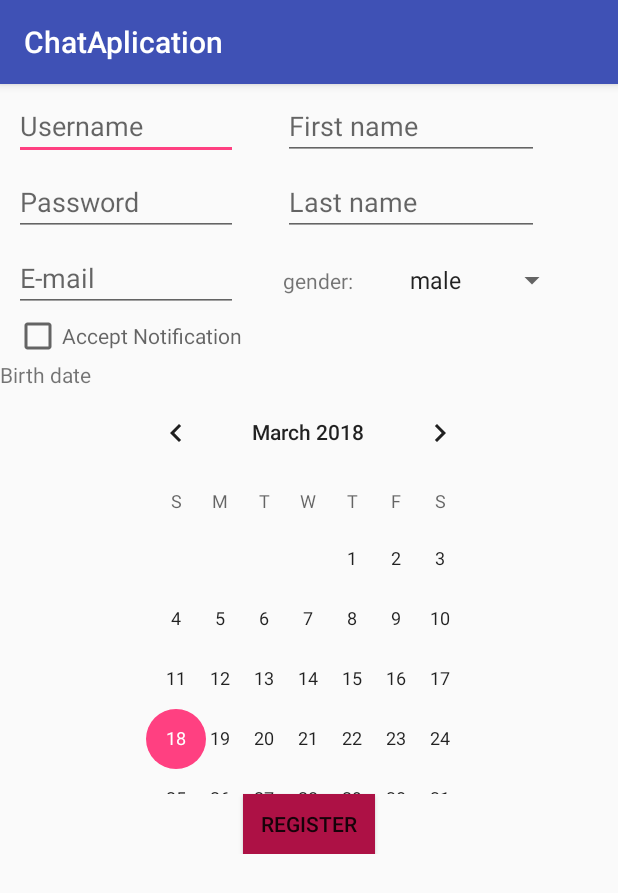
After one commit to bojan211/Android-prvi_test, an Android app: the RegisterActivity screen opened directly, with no data from a screen before it, on a phone screen of 412 x 824 dp. The commit adds this screen. Shown: the top 893 px of the screen. Run offline under Robolectric (Android 15) with nearby library versions, the phone set to English and light mode, and no system bars.

Commit message:
skoro gotovo

```diff
--- a/vezba1/app/src/main/AndroidManifest.xml
+++ b/vezba1/app/src/main/AndroidManifest.xml
@@ -16,6 +16,9 @@
                 <category android:name="android.intent.category.LAUNCHER" />
             </intent-filter>
         </activity>
+        <activity android:name=".RegisterActivity" />
+        <activity android:name=".ContactsActivity" />
+        <activity android:name=".MessageActivity"></activity>
     </application>
 
 </manifest>
--- /dev/null
+++ b/vezba1/app/src/main/java/bojan/strbac/chataplication/RegisterActivity.java
@@ -0,0 +1,13 @@
+package bojan.strbac.chataplication;
+
+import android.support.v7.app.AppCompatActivity;
+import android.os.Bundle;
+
+public class RegisterActivity extends AppCompatActivity {
+
+    @Override
+    protected void onCreate(Bundle savedInstanceState) {
+        super.onCreate(savedInstanceState);
+        setContentView(R.layout.activity_register);
+    }
+}
--- a/vezba1/app/src/main/res/layout/activity_main.xml
+++ b/vezba1/app/src/main/res/layout/activity_main.xml
@@ -12,6 +12,7 @@
     <EditText
         android:layout_width="wrap_content"
         android:layout_height="wrap_content"
+        android:id="@+id/user_text"
         android:layout_gravity="center"
         android:paddingTop="80dp"
         android:hint="@string/username"
@@ -38,6 +39,7 @@
             android:layout_height="wrap_content"
             android:id="@+id/log_button"
             android:text="@string/login_button"
+            android:enabled="false"
             android:layout_marginLeft="70dp"/>
 
         <Button
--- /dev/null
+++ b/vezba1/app/src/main/res/layout/activity_register.xml
@@ -0,0 +1,136 @@
+<?xml version="1.0" encoding="utf-8"?>
+<LinearLayout xmlns:android="http://schemas.android.com/apk/res/android"
+    xmlns:app="http://schemas.android.com/apk/res-auto"
+    xmlns:tools="http://schemas.android.com/tools"
+    android:layout_width="match_parent"
+    android:layout_height="match_parent"
+    android:orientation="vertical"
+    tools:context="bojan.strbac.chataplication.RegisterActivity">
+
+    <LinearLayout
+        android:layout_width="wrap_content"
+        android:layout_height="wrap_content"
+        android:orientation="horizontal">
+
+
+        <EditText
+            android:layout_width="wrap_content"
+            android:layout_height="wrap_content"
+            android:id="@+id/user_reg_id"
+            android:ems="7"
+            android:layout_marginLeft="9dp"
+            android:layout_marginTop="5dp"
+            android:hint="@string/username"/>
+
+        <EditText
+            android:layout_width="wrap_content"
+            android:layout_height="wrap_content"
+            android:id="@+id/first_name_id"
+            android:ems="8"
+            android:layout_marginLeft="30dp"
+            android:layout_marginTop="5dp"
+            android:hint="@string/first_name"/>
+
+    </LinearLayout>
+
+    <LinearLayout
+        android:layout_width="wrap_content"
+        android:layout_height="wrap_content"
+        android:orientation="horizontal">
+
+
+        <EditText
+            android:layout_width="wrap_content"
+            android:layout_height="wrap_content"
+            android:id="@+id/pass_reg_id"
+            android:ems="7"
+            android:layout_marginLeft="9dp"
+            android:layout_marginTop="5dp"
+            android:hint="@string/password"/>
+
+        <EditText
+            android:layout_width="wrap_content"
+            android:layout_height="wrap_content"
+            android:id="@+id/last_name_id"
+            android:ems="8"
+            android:layout_marginLeft="30dp"
+            android:layout_marginTop="5dp"
+            android:hint="@string/last_name"/>
+
+    </LinearLayout>
+
+    <LinearLayout
+        android:layout_width="wrap_content"
+        android:layout_height="wrap_content"
+        android:orientation="horizontal">
+
+
+        <EditText
+            android:layout_width="wrap_content"
+            android:layout_height="wrap_content"
+            android:id="@+id/email_id"
+            android:ems="7"
+            android:layout_marginLeft="9dp"
+            android:layout_marginTop="5dp"
+            android:hint="@string/email"/>
+
+        <TextView
+            android:layout_width="wrap_content"
+            android:layout_height="wrap_content"
+            android:id="@+id/gender_id"
+            android:layout_marginLeft="30dp"
+            android:layout_marginTop="6dp"
+            android:text="@string/gender"
+            />
+
+        <Spinner
+            android:layout_width="wrap_content"
+            android:layout_height="wrap_content"
+            android:id="@+id/gender_spinner_id"
+            android:layout_marginLeft="30dp"
+            android:layout_marginTop="6dp"
+            android:entries="@array/spinner_item">
+
+        </Spinner>
+
+    </LinearLayout>
+
+    <LinearLayout
+        android:layout_width="match_parent"
+        android:layout_height="wrap_content"
+        android:orientation="vertical">
+        <CheckBox
+            android:layout_width="wrap_content"
+            android:layout_height="wrap_content"
+            android:id="@+id/check_id"
+            android:layout_marginLeft="9dp"
+            android:hint="@string/check_box"
+            android:shadowColor="@color/colorDarkRed"/>
+
+        <TextView
+            android:layout_width="wrap_content"
+            android:layout_height="wrap_content"
+            android:text="Birth date"/>
+
+        <DatePicker
+            android:layout_width="350dp"
+            android:layout_height="270dp"
+            android:id="@+id/date_id"
+            android:layout_gravity="center"
+            android:datePickerMode="spinner"
+            android:headerBackground="@color/colorDarkRed"
+            android:spinnersShown="false">
+
+        </DatePicker>
+
+        <Button
+            android:layout_width="wrap_content"
+            android:layout_height="40dp"
+            android:id="@+id/reg_activity_button_id"
+            android:layout_gravity="center"
+            android:background="@color/colorDarkRed"
+            android:text="@string/register_button"/>
+
+    </LinearLayout>
+
+</LinearLayout>
--- a/vezba1/app/src/main/res/values/colors.xml
+++ b/vezba1/app/src/main/res/values/colors.xml
@@ -3,4 +3,7 @@
     <color name="colorPrimary">#3F51B5</color>
     <color name="colorPrimaryDark">#303F9F</color>
     <color name="colorAccent">#FF4081</color>
+    <color name="colorGreen">#86F442</color>
+    <color name="colorDarkRed">#AD1145</color>
+
 </resources>
--- a/vezba1/app/src/main/res/values/strings.xml
+++ b/vezba1/app/src/main/res/values/strings.xml
@@ -4,4 +4,17 @@
     <string name="username">Username</string>
     <string name="login_button">LOGIN</string>
     <string name="register_button">REGISTER</string>
+    <string name="first_name">First name</string>
+    <string name="last_name">Last name</string>
+    <string name="email">E-mail</string>
+    <string name="gender">gender:</string>
+    <string-array name="spinner_item">
+        <item>male</item>
+        <item>female</item>
+    </string-array>
+    <string name="check_box">Accept Notification</string>
+    <string name="log_out">LOG OUT</string>
+    <string name="my_friend">My Friend</string>
+    <string name="message_text">message text</string>
+    <string name="send">send</string>
 </resources>
```
Also changed, not shown: vezba1/app/src/main/java/bojan/strbac/chataplication/ContactsActivity.java (added, +13 -0 lines), vezba1/app/src/main/java/bojan/strbac/chataplication/MainActivity.java (+96 -1 lines), vezba1/app/src/main/java/bojan/strbac/chataplication/MessageActivity.java (added, +13 -0 lines), vezba1/app/src/main/res/layout/activity_contacts.xml (added, +24 -0 lines), vezba1/app/src/main/res/layout/activity_message.xml (added, +41 -0 lines).
